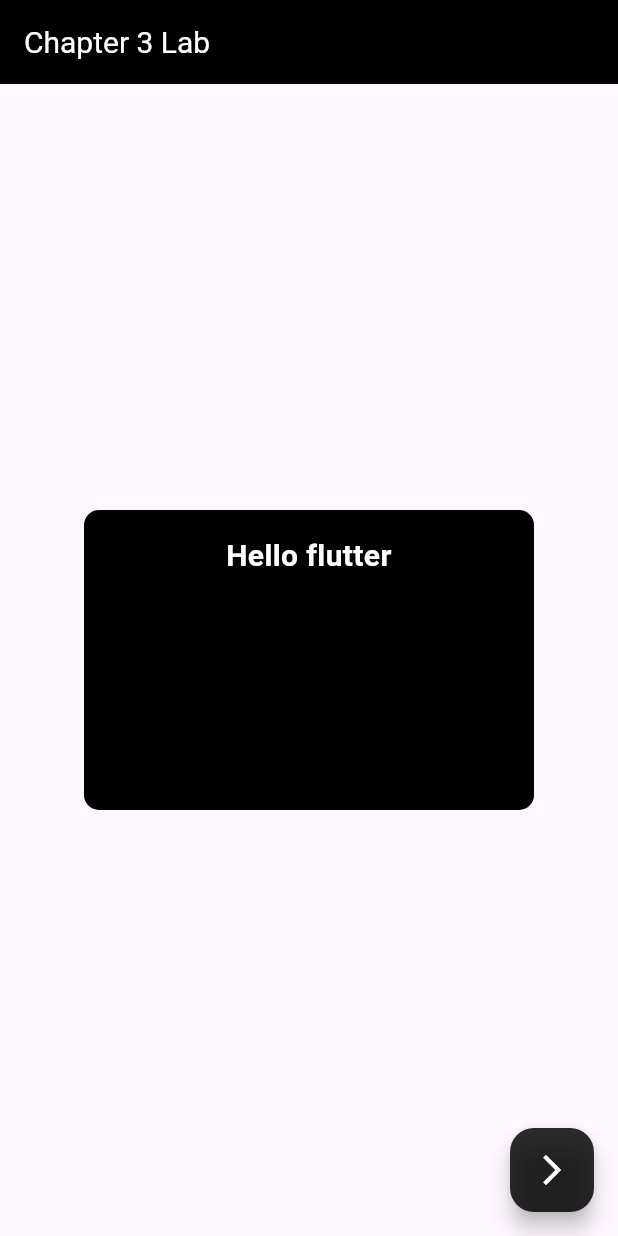
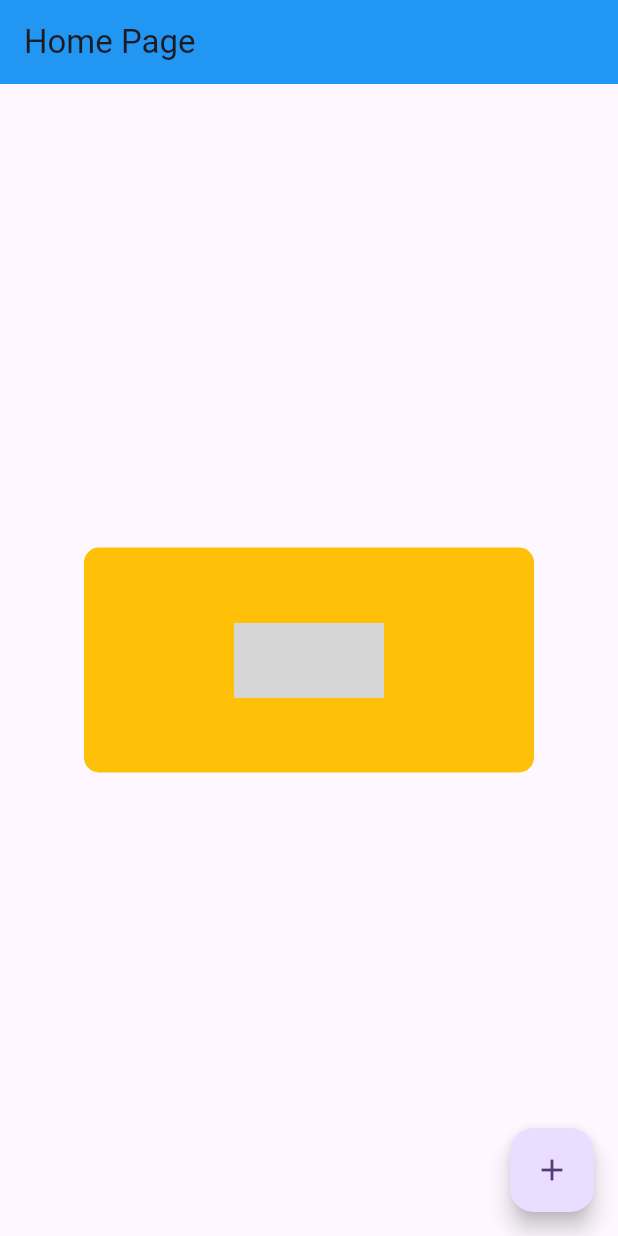
Before and after one commit to Phongsatorn66/my_first_app, a Flutter app: the screen it shows after launch, on a phone screen of 412 x 824 dp. Run offline on Flutter 3.47's test engine with Material 3 defaults, Android fonts, the phone set to English and light mode, and no system bars; grey boxes are pictures that could not be loaded.

```diff
--- a/lib/main.dart
+++ b/lib/main.dart
@@ -1,66 +1,65 @@
-import 'package:flutter/material.dart';
+import 'package:flutter/material.dart'; // Import ไลบรารี Material ของ Flutter
 
 void main() {
-  runApp(const MyApp());
+  // จุดเริ่มต้นของแอป Flutter
+  runApp(const MyApp()); // บอก Flutter ว่าวิดเจ็ตใดคือรากฐานของแอป
 }
 
+// MyApp โดยทั่วไปคือวิดเจ็ตรากฐานของแอปพลิเคชันของคุณ
+class MyApp extends StatelessWidget {
+  const MyApp({super.key}); // Constructor
+
+  @override
+  Widget build(BuildContext context) {
+    // เมธอด build() ส่งคืนโครงสร้างต้นไม้วิดเจ็ตสำหรับวิดเจ็ตนี้
+    return MaterialApp(
+      theme: ThemeData(
+        colorScheme: ColorScheme.fromSeed(seedColor: Colors.deepPurple),
+        useMaterial3: true, // ใช้ Material Design เวอร์ชันล่าสุด
+      ),
+      title: 'Flutter Demo',
+      home: const MyHomePage(),
+    );
+  }
+}
+
+// ตัวอย่างวิดเจ็ตที่ส่งคืนโดย property 'home' ของ MaterialApp
 class MyHomePage extends StatelessWidget {
   const MyHomePage({super.key});
 
   @override
   Widget build(BuildContext context) {
     return Scaffold(
+      // ให้โครงสร้างแอปพื้นฐาน
       appBar: AppBar(
-        title: const Text('Chapter 3 Lab'),
-        titleTextStyle: TextStyle(fontSize: 20.0
-        ,color: Colors.white
-        ),
-        backgroundColor: const Color.fromARGB(255, 0, 0, 0),
+        title: const Text('Home Page'),
+        backgroundColor: Colors.blue, // ปรับแต่งสี AppBar
       ),
       body: Center(
+        // พื้นที่เนื้อหาหลัก
         child: Container(
           width: 300.0,
-          height: 200.0,
-          padding: const EdgeInsets.all(16.0),
+          height: 150.0,
           decoration: BoxDecoration(
-            color: const Color.fromARGB(255, 0, 0, 0),
+            color: Colors.amber,
             borderRadius: BorderRadius.circular(10.0),
           ),
-          child: const Text(
-            'Hello flutter',
-            textAlign: TextAlign.center,
-            style: TextStyle(
-              fontSize: 20.0,
-              fontWeight: FontWeight.bold,
-              color: Colors.white,
+          child: Center(
+            child: Image.asset(
+              'assets/images/cat.jpg', // URL รูปภาพตัวอย่าง
+              width: 100,
+              height: 50,
+              fit: BoxFit.cover,
             ),
           ),
         ),
-
       ),
-
       floatingActionButton: FloatingActionButton(
-        onPressed:(){
-          print('FAB pressed!');
+        onPressed: () {
+          print('FAB Pressed!');
         },
-        backgroundColor: const Color.fromARGB(210, 0, 0, 0),
-        child: const Icon(
-          Icons.arrow_forward_ios_sharp,
-          color: Colors.white,),
-
+        child: const Icon(Icons.add),
       ),
     );
   }
 }
-
-class MyApp extends StatelessWidget {
-  const MyApp({super.key});
-
-  @override
-  Widget build(BuildContext context) {
-    return const MaterialApp(
-      debugShowCheckedModeBanner: false,
-      home: MyHomePage(),
-    );
-  }
-}
```
Also changed, not shown: asstes/images/cat.jpg (added).
